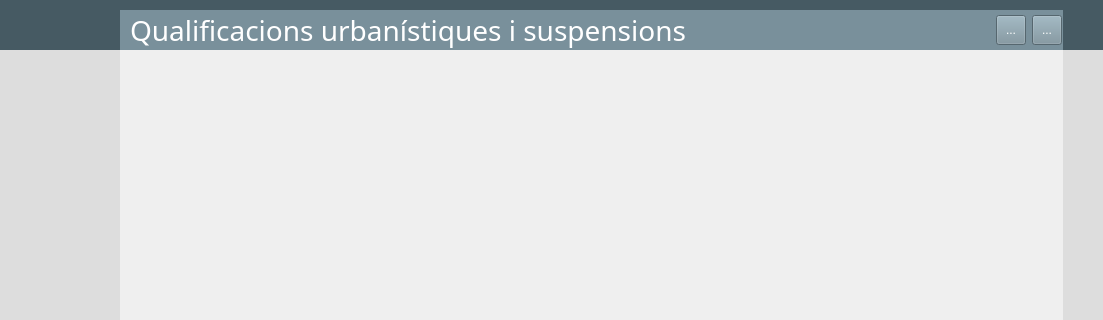
Old version of the form CuBista3.ui in the repository SistemesInformacioTerritorial/Qvista; both pictures show x 130 to 1233 and y 0 to 320 of the 1233 by 777 pixel window.
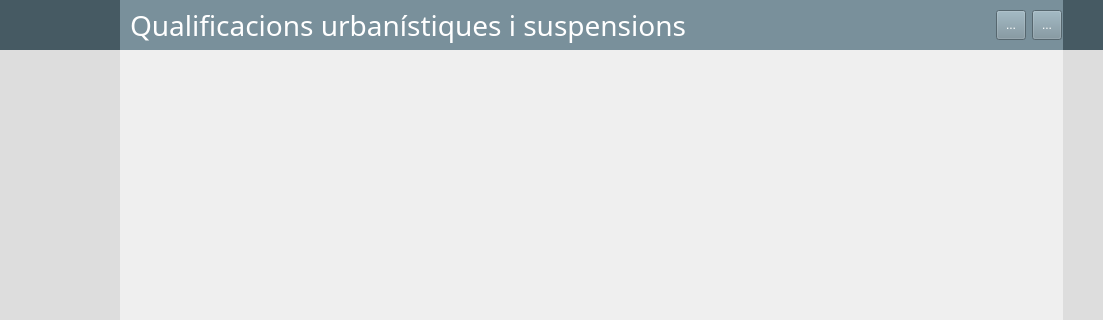
New version of the form. Icons and pictures are not drawn.

Commit message: Canvis plantilla cubista3

The edit to the form file:
```diff
--- a/CuBista3.ui
+++ b/CuBista3.ui
@@ -124,64 +124,6 @@
           <property name="bottomMargin">
            <number>0</number>
           </property>
-          <item>
-           <widget class="QFrame" name="frame_14">
-            <property name="minimumSize">
-             <size>
-              <width>0</width>
-              <height>10</height>
-             </size>
-            </property>
-            <property name="maximumSize">
-             <size>
-              <width>16777215</width>
-              <height>10</height>
-             </size>
-            </property>
-            <property name="styleSheet">
-             <string notr="true">background-color: #465A63;</string>
-            </property>
-            <property name="frameShape">
-             <enum>QFrame::NoFrame</enum>
-            </property>
-            <property name="frameShadow">
-             <enum>QFrame::Raised</enum>
-            </property>
-            <property name="lineWidth">
-             <number>0</number>
-            </property>
-            <layout class="QHBoxLayout" name="horizontalLayout_3">
-             <property name="spacing">
-              <number>0</number>
-             </property>
-             <property name="leftMargin">
-              <number>0</number>
-             </property>
-             <property name="topMargin">
-              <number>0</number>
-             </property>
-             <property name="rightMargin">
-              <number>0</number>
-             </property>
-             <property name="bottomMargin">
-              <number>0</number>
-             </property>
-             <item>
-              <spacer name="horizontalSpacer">
-               <property name="orientation">
-                <enum>Qt::Horizontal</enum>
-               </property>
-               <property name="sizeHint" stdset="0">
-                <size>
-                 <width>40</width>
-                 <height>20</height>
-                </size>
-               </property>
-              </spacer>
-             </item>
-            </layout>
-           </widget>
-          </item>
           <item>
            <widget class="QFrame" name="frame_15">
             <property name="styleSheet">
```
Left out of the diff: 44 changed lines with no effect on the pictures. The commit also changes 1 other file.
